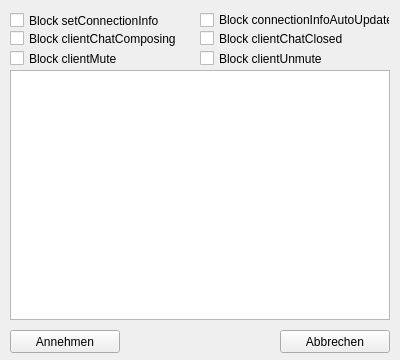
Qt form connectionInfoSpoofer/QtConfig.ui (exp111/TS3PatchExtensions) before a commit.
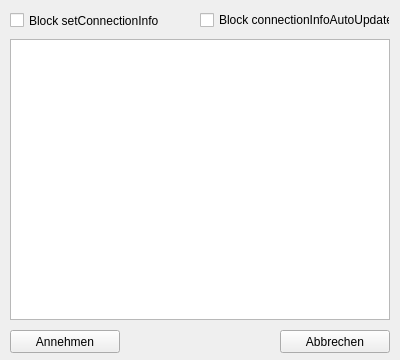
The same form after that commit.

Commit message: ConnectionInfoSpoofer block stuff (unmute, chat stuff) moved to new plugin cuz i don't want that one to be stuffed

What changed in the file:
```diff
--- a/connectionInfoSpoofer/QtConfig.ui
+++ b/connectionInfoSpoofer/QtConfig.ui
@@ -72,9 +72,9 @@
    <property name="geometry">
     <rect>
      <x>10</x>
-     <y>70</y>
+     <y>39</y>
      <width>380</width>
-     <height>250</height>
+     <height>281</height>
     </rect>
    </property>
    <property name="verticalScrollBarPolicy">
@@ -138,58 +138,6 @@
     </property>
    </column>
   </widget>
-  <widget class="QCheckBox" name="blockClientChatComposingBox">
-   <property name="geometry">
-    <rect>
-     <x>10</x>
-     <y>30</y>
-     <width>171</width>
-     <height>17</height>
-    </rect>
-   </property>
-   <property name="text">
-    <string>Block clientChatComposing</string>
-   </property>
-  </widget>
-  <widget class="QCheckBox" name="blockClientChatClosedBox">
-   <property name="geometry">
-    <rect>
-     <x>200</x>
-     <y>30</y>
-     <width>181</width>
-     <height>17</height>
-    </rect>
-   </property>
-   <property name="text">
-    <string>Block clientChatClosed</string>
-   </property>
-  </widget>
-  <widget class="QCheckBox" name="blockClientMuteBox">
-   <property name="geometry">
-    <rect>
-     <x>10</x>
-     <y>50</y>
-     <width>181</width>
-     <height>17</height>
-    </rect>
-   </property>
-   <property name="text">
-    <string>Block clientMute</string>
-   </property>
-  </widget>
-  <widget class="QCheckBox" name="blockClientUnmuteBox">
-   <property name="geometry">
-    <rect>
-     <x>200</x>
-     <y>50</y>
-     <width>181</width>
-     <height>17</height>
-    </rect>
-   </property>
-   <property name="text">
-    <string>Block clientUnmute</string>
-   </property>
-  </widget>
  </widget>
  <layoutdefault spacing="6" margin="11"/>
  <resources/>
```
The commit also changes 17 other files.
